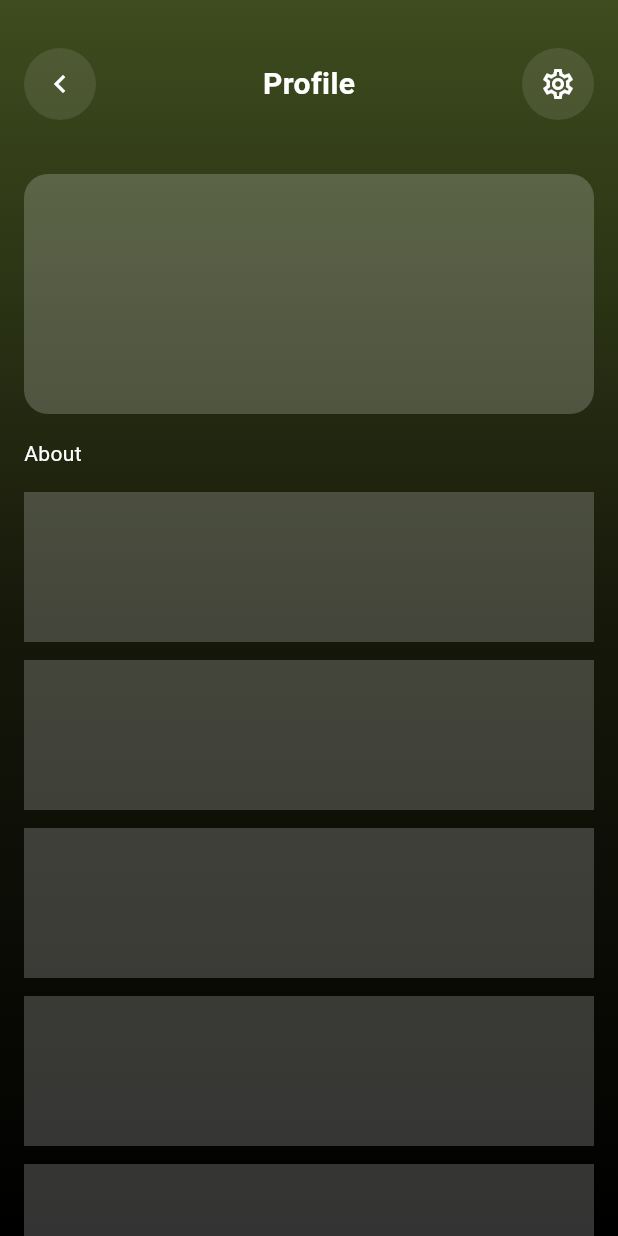
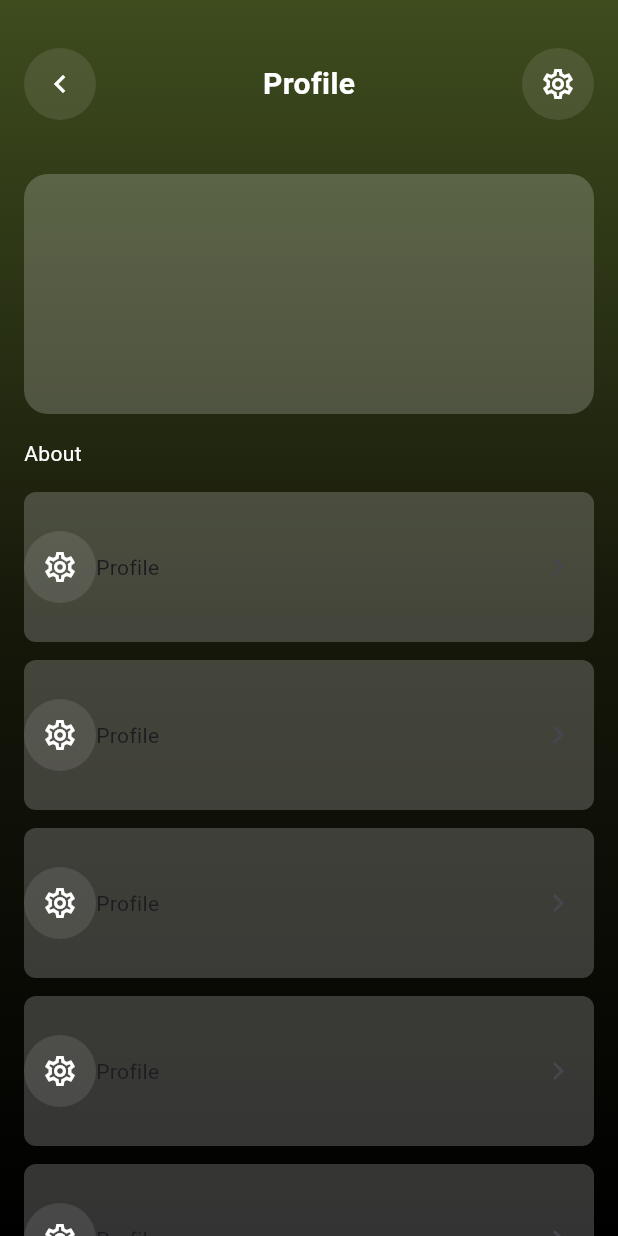
Before and after one commit to JAICHANGPARK/flutter_notebook_chapter_43, a Flutter app: the FoodOrderProfilePage screen opened directly, on a phone screen of 412 x 824 dp. Run offline on Flutter 3.47's test engine with Material 3 defaults, Android fonts, the phone set to English and light mode, and no system bars; our stand-ins replace gap, hugeicons, percent_indicator.

Commit message:
Update food_order_profile_page.dart

```diff
--- a/lib/ep2393_food_order_app/ui/profile/food_order_profile_page.dart
+++ b/lib/ep2393_food_order_app/ui/profile/food_order_profile_page.dart
@@ -89,16 +89,30 @@ class _FoodOrderProfilePageState extends State<FoodOrderProfilePage> {
                     child: SingleChildScrollView(
                       child: Column(
                           crossAxisAlignment: CrossAxisAlignment.start,
-                        children: List.generate(10, (idx){
-                          return  Container(
+                          children: List.generate(10, (idx) {
+                            return Container(
                               height: 100,
                               margin: EdgeInsets.only(bottom: 12),
                               decoration: BoxDecoration(
+                                borderRadius: BorderRadius.circular(8),
                                 color: Colors.white.withValues(alpha: .2),
                               ),
+                              child: Row(
+                                children: [
+                                  CircleAvatar(
+                                    radius: 24,
+                                    backgroundColor: Colors.white.withValues(alpha: .1),
+                                    foregroundColor: Colors.white,
+                                    child: Icon(
+                                      Icons.settings_outlined,
+                                    ),
+                                  ),
+                                  Expanded(child: Text("Profile")),
+                                  IconButton(onPressed: () {}, icon: Icon(Icons.keyboard_arrow_right,),)
+                                ],
+                              ),
                             );
-                        })
-                      ),
+                          })),
                     ),
                   )
                 ],
```
Lines whose indentation alone changed are shown as unchanged.
